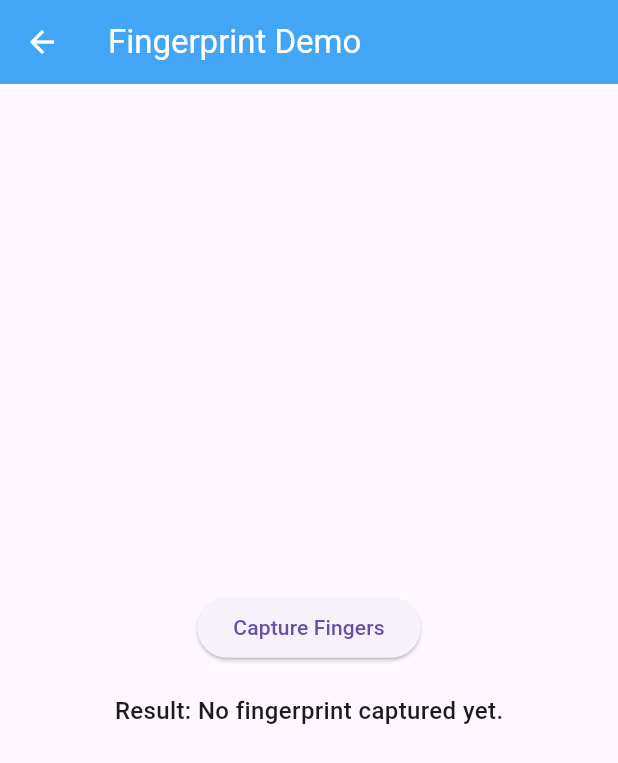
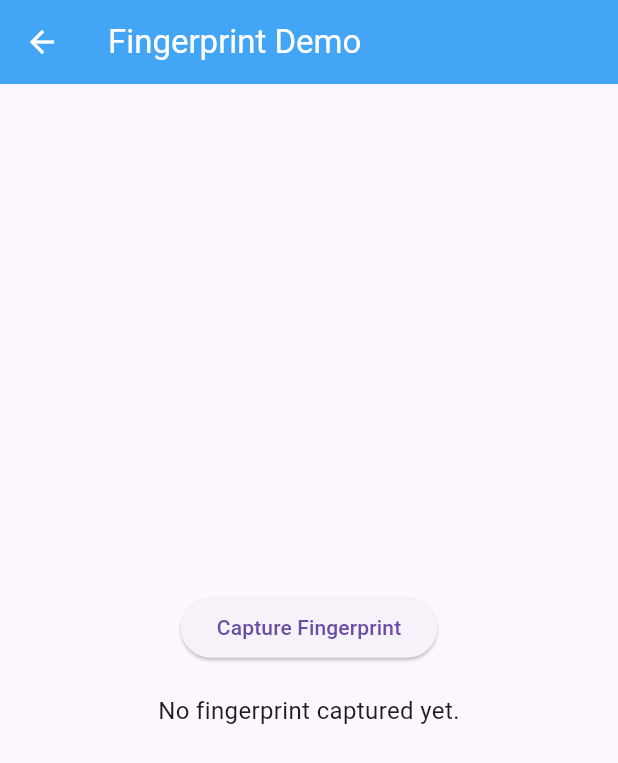
Before and after one commit to Muhammad-Usman08/FingerPrint-Auth_Client-App, a Flutter app: the DisplayImageScreen screen opened directly, on a phone screen of 412 x 824 dp. Shown: the top 763 px of the screen. Run offline on Flutter 3.47's test engine with Material 3 defaults, Android fonts, the phone set to English and light mode, and no system bars; missing offline and left inert: biopassid_fingerprint_sdk, flutter_barcode_scanner.

Commit message:
fingerprint scan added

```diff
--- a/lib/views/camera/display_image_view.dart
+++ b/lib/views/camera/display_image_view.dart
@@ -1,3 +1,7 @@
+import 'dart:typed_data';
+import 'dart:convert';
+import 'package:crypto/crypto.dart'; // For hashing
+import 'package:archive/archive.dart'; // For GZIP compression
 import 'package:biopassid_fingerprint_sdk/biopassid_fingerprint_sdk.dart';
 import 'package:flutter/material.dart';
 
@@ -11,33 +15,63 @@ class DisplayImageScreen extends StatefulWidget {
 class _DisplayImageScreenState extends State<DisplayImageScreen> {
   late FingerprintController controller;
   String? result = "No fingerprint captured yet.";
+  bool isLoading = false;
 
   @override
   void initState() {
     super.initState();
+
     final config = FingerprintConfig(licenseKey: 'EHG8-67KT-8R53-BSFI');
     controller = FingerprintController(
       config: config,
-      onFingerCapture: (images, error) {
+      onFingerCapture: (images, error) async {
+        setState(() {
+          isLoading = false; // Stop loader after capture
+        });
+
         if (error != null) {
           setState(() {
             result = "Error: $error";
           });
         } else {
-          print('onFingerCaptured: ${images[0][0]}');
+          try {
+            // Convert the first image into a hash
+            final hash = await _convertToHash(images[0]);
             setState(() {
-            result = "Fingerprint captured: ${images[0][0]}";
+              result = "Fingerprint captured: $hash";
+            });
+          } catch (e) {
+            setState(() {
+              result = "Error converting to hash: $e";
             });
           }
+        }
       },
-      onStatusChanged: (FingerprintCaptureState state) {
-      },
-      onFingerDetected: (List<Rect> fingerRects) {
-      },
+      onStatusChanged: (FingerprintCaptureState state) {},
+      onFingerDetected: (List<Rect> fingerRects) {},
     );
   }
 
+  /// Compress the fingerprint data using GZIP and generate a hash
+  Future<String> _convertToHash(Uint8List image) async {
+    try {
+      // Compress the image data
+      final compressedData = GZipEncoder().encode(image);
+      if (compressedData == null) throw Exception("Compression failed");
+
+      // Generate a hash of the compressed data
+      final hash = sha256.convert(Uint8List.fromList(compressedData));
+      return hash.toString(); // Return hash as a hexadecimal string
+    } catch (e) {
+      throw Exception("Error during conversion: $e");
+    }
+  }
+
+  /// Trigger fingerprint capture
   void takeFingerprint() async {
+    setState(() {
+      isLoading = true; // Start loader before capture
+    });
     await controller.takeFingerprint();
   }
 
@@ -47,21 +81,27 @@ class _DisplayImageScreenState extends State<DisplayImageScreen> {
       appBar: AppBar(
         backgroundColor: Colors.blue[400],
         title: const Text('Fingerprint Demo', style: TextStyle(color: Colors.white)),
-        iconTheme:const IconThemeData(color: Colors.white),
+        iconTheme: const IconThemeData(color: Colors.white),
       ),
       body: Center(
-        child: SingleChildScrollView(
+        child: isLoading
+            ? const CircularProgressIndicator() // Show loader during scanning
+            : SingleChildScrollView(
                 child: Column(
                   mainAxisAlignment: MainAxisAlignment.center,
                   children: [
                     ElevatedButton(
                       onPressed: takeFingerprint,
-                child: const Text('Capture Fingers'),
+                      child: const Text('Capture Fingerprint'),
                     ),
                     const SizedBox(height: 20),
-              Text(
-                'Result: $result',
-                style: const TextStyle(fontSize: 16, fontWeight: FontWeight.w500),
+                    Container(
+                      margin: const EdgeInsets.symmetric(horizontal: 20),
+                      child: Text(
+                        result ?? "",
+                        textAlign: TextAlign.center,
+                        style: const TextStyle(fontSize: 16),
+                      ),
                     ),
                   ],
                 ),
--- a/pubspec.yaml
+++ b/pubspec.yaml
@@ -41,6 +41,9 @@ dependencies:
   qr_code_scanner: ^1.0.1
   flutter_barcode_scanner: ^2.0.0
   biopassid_fingerprint_sdk: ^2.1.1
+  archive: ^4.0.2
+  base85: ^1.0.4
+  crypto: ^3.0.6
 
 dev_dependencies:
   flutter_test:
```
Also changed, not shown: pubspec.lock. Lines whose indentation alone changed are shown as unchanged.
